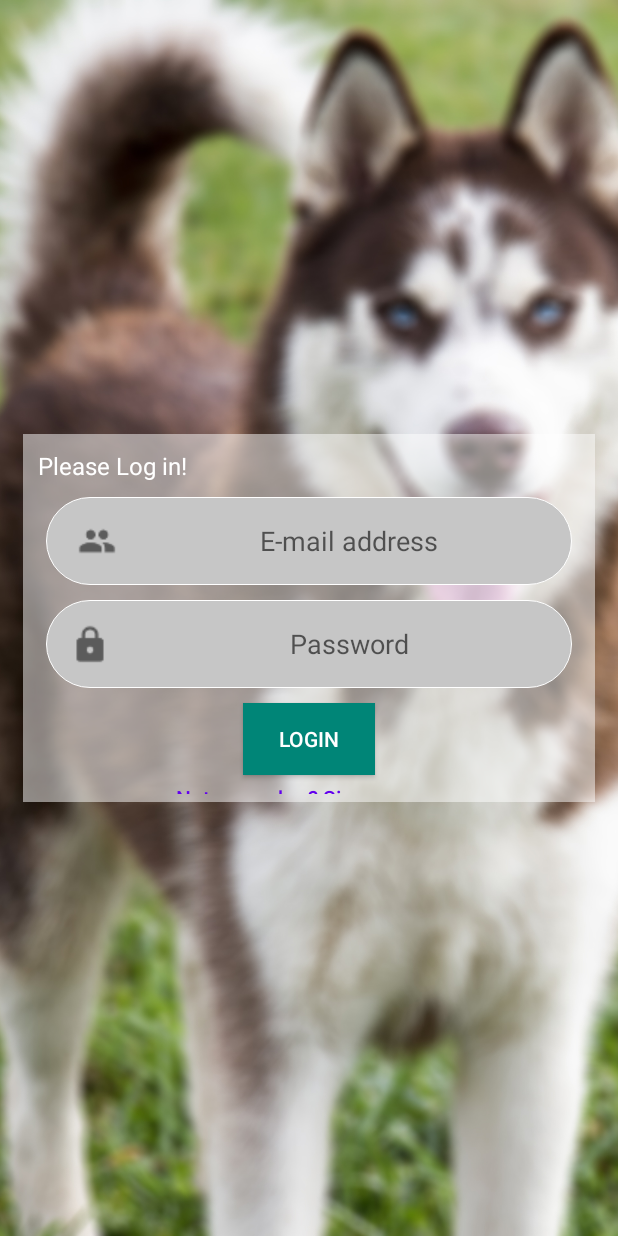
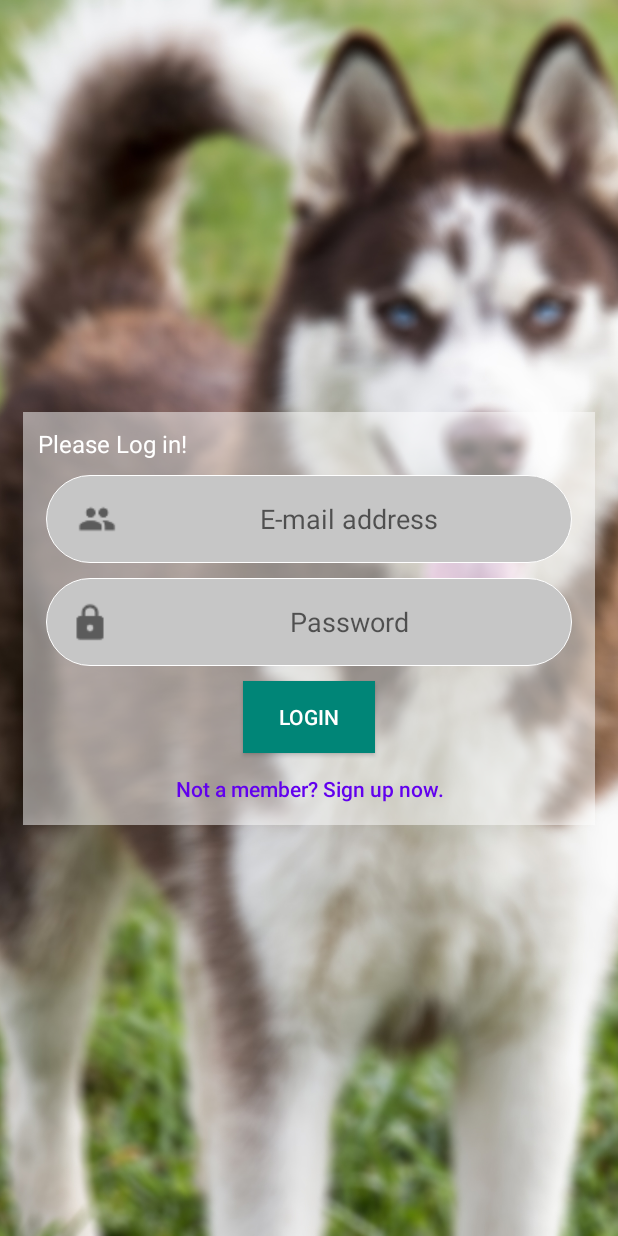
Before and after one commit to bozsandris/AnimalAbuse, an Android app: the screen it shows after launch (LoginService), on a phone screen of 412 x 824 dp. Run offline under Robolectric (Android 15) with nearby library versions, the phone set to English and light mode, and no system bars; libraries missing offline, so code that uses them is left out: com.mongodb, com.mongodb.client, org.bson.

Commit message:
Minor changes

```diff
--- a/app/src/main/res/layout/loginlayout.xml
+++ b/app/src/main/res/layout/loginlayout.xml
@@ -12,7 +12,7 @@
 
     <LinearLayout
         android:layout_width="match_parent"
-        android:layout_height="245dp"
+        android:layout_height="wrap_content"
         android:layout_marginTop="8dp"
         android:layout_marginBottom="8dp"
         android:background="@drawable/trans_white_rectangle"
```
Also changed, not shown: app/src/main/java/com/example/bozsi/animalabuse/LoginService.java (+6 -4 lines).
